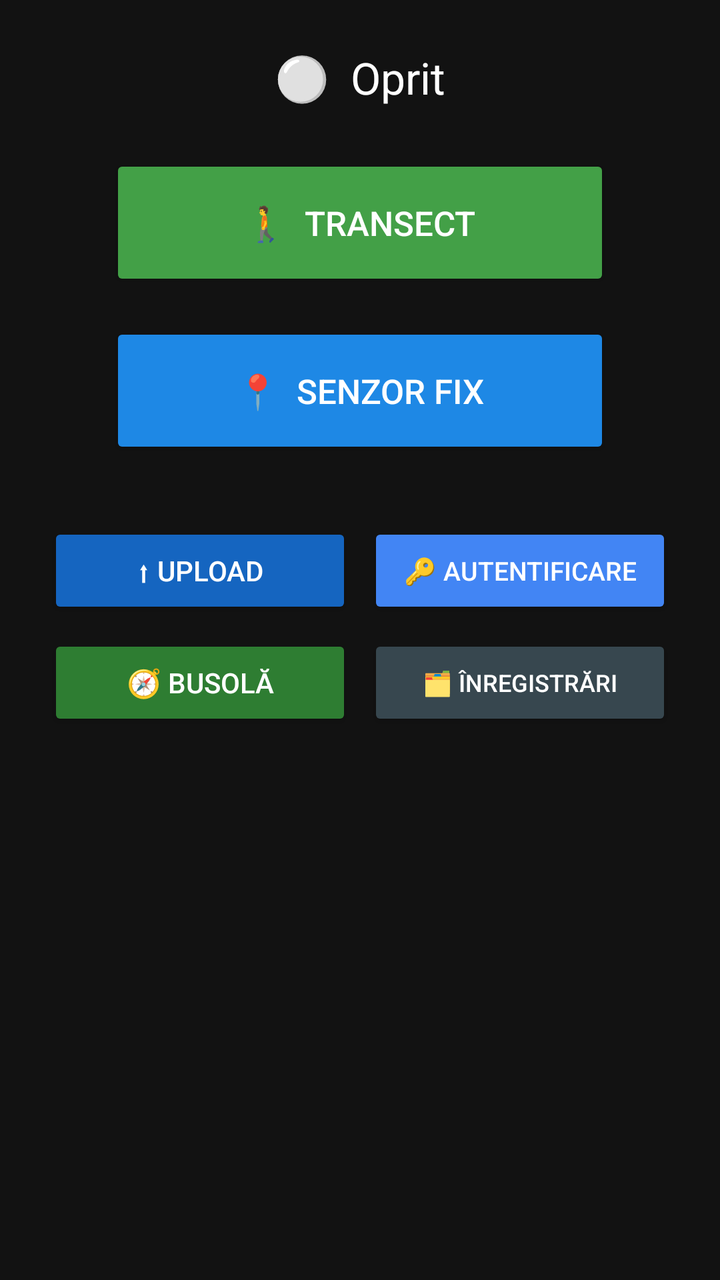
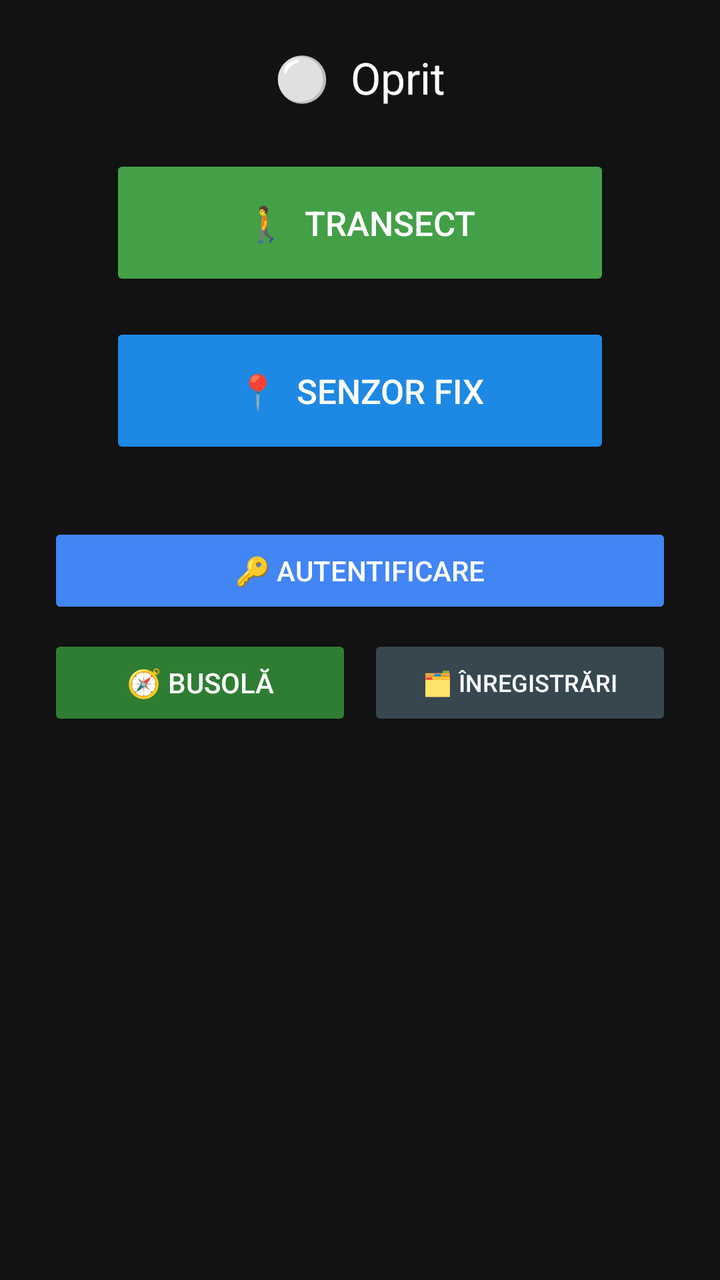

Screens rendered from an Android XML layout before and after an edit, with the pre-edit source and the edit as a unified diff.
<!-- AndroidManifest.xml: application theme Theme.AppCompat.DayNight.NoActionBar -->
<!-- res/layout/activity_main.xml -->
<?xml version="1.0" encoding="utf-8"?>
<LinearLayout xmlns:android="http://schemas.android.com/apk/res/android"
    android:layout_width="match_parent"
    android:layout_height="match_parent"
    android:orientation="vertical"
    android:gravity="center_horizontal"
    android:padding="24dp"
    android:background="#121212">

    <TextView
        android:id="@+id/tvStatus"
        android:layout_width="wrap_content"
        android:layout_height="wrap_content"
        android:text="⚪  Oprit"
        android:textSize="22sp"
        android:textColor="#FFFFFF"
        android:layout_marginBottom="24dp"/>

    
    <Button
        android:id="@+id/btnStartStop"
        android:layout_width="160dp"
        android:layout_height="160dp"
        android:text="⏹  STOP"
        android:textSize="18sp"
        android:textColor="#FFFFFF"
        android:visibility="gone"
        android:layout_marginBottom="16dp"/>

    
    <Button
        android:id="@+id/btnTrackMap"
        android:layout_width="250dp"
        android:layout_height="52dp"
        android:text="🗺  TRASEU PE HARTĂ"
        android:textSize="15sp"
        android:textColor="#FFFFFF"
        android:backgroundTint="#00695C"
        android:visibility="gone"
        android:layout_marginBottom="32dp"/>

    
    <LinearLayout
        android:id="@+id/startButtonsRow"
        android:layout_width="wrap_content"
        android:layout_height="wrap_content"
        android:orientation="vertical"
        android:gravity="center"
        android:layout_marginBottom="32dp">

        <Button
            android:id="@+id/btnTransect"
            android:layout_width="250dp"
            android:layout_height="68dp"
            android:text="🚶  TRANSECT"
            android:textSize="17sp"
            android:textColor="#FFFFFF"
            android:backgroundTint="#43A047"
            android:layout_marginBottom="16dp"/>

        <Button
            android:id="@+id/btnFixedSensor"
            android:layout_width="250dp"
            android:layout_height="68dp"
            android:text="📍  SENZOR FIX"
            android:textSize="17sp"
            android:textColor="#FFFFFF"
            android:backgroundTint="#1E88E5"/>
    </LinearLayout>

    <LinearLayout
        android:layout_width="match_parent"
        android:layout_height="wrap_content"
        android:orientation="horizontal"
        android:gravity="center"
        android:layout_marginBottom="8dp">

        <Button
            android:id="@+id/btnUpload"
            android:layout_width="0dp"
            android:layout_height="48dp"
            android:layout_weight="1"
            android:text="⬆ UPLOAD"
            android:textSize="14sp"
            android:textColor="#FFFFFF"
            android:backgroundTint="#1565C0"
            android:layout_marginEnd="8dp"/>

        <Button
            android:id="@+id/btnAuth"
            android:layout_width="0dp"
            android:layout_height="48dp"
            android:layout_weight="1"
            android:text="🔑 AUTENTIFICARE"
            android:textSize="13sp"
            android:textColor="#FFFFFF"
            android:backgroundTint="#4285F4"/>

    </LinearLayout>

    <LinearLayout
        android:layout_width="match_parent"
        android:layout_height="wrap_content"
        android:orientation="horizontal"
        android:gravity="center"
        android:layout_marginBottom="12dp">

        <Button
            android:id="@+id/btnCompass"
            android:layout_width="0dp"
            android:layout_height="48dp"
            android:layout_weight="1"
            android:text="🧭 BUSOLĂ"
            android:textSize="14sp"
            android:textColor="#FFFFFF"
            android:backgroundTint="#2E7D32"
            android:layout_marginEnd="8dp"/>

        <Button
            android:id="@+id/btnRecordings"
            android:layout_width="0dp"
            android:layout_height="48dp"
            android:layout_weight="1"
            android:text="🗂 ÎNREGISTRĂRI"
            android:textSize="12sp"
            android:textColor="#FFFFFF"
            android:backgroundTint="#37474F"/>

    </LinearLayout>

    <TextView
        android:id="@+id/tvUploadStatus"
        android:layout_width="match_parent"
        android:layout_height="wrap_content"
        android:text=""
        android:textSize="12sp"
        android:textColor="#90CAF9"
        android:gravity="center"
        android:lineSpacingExtra="3dp"
        android:layout_marginBottom="16dp"/>

    <TextView
        android:id="@+id/tvPath"
        android:layout_width="match_parent"
        android:layout_height="wrap_content"
        android:text=""
        android:textSize="10sp"
        android:textColor="#555555"
        android:gravity="center"
        android:lineSpacingExtra="3dp"/>

</LinearLayout>
<!-- resources referenced by this layout -->
<resources>

</resources>

<!-- the commit's change to res/layout/activity_main.xml (unified diff, before → after) -->
@@ -76,23 +76,12 @@
         android:layout_marginBottom="8dp">
 
         <Button
-            android:id="@+id/btnUpload"
-            android:layout_width="0dp"
-            android:layout_height="48dp"
-            android:layout_weight="1"
-            android:text="⬆ UPLOAD"
-            android:textSize="14sp"
-            android:textColor="#FFFFFF"
-            android:backgroundTint="#1565C0"
-            android:layout_marginEnd="8dp"/>
-
-        <Button
             android:id="@+id/btnAuth"
             android:layout_width="0dp"
             android:layout_height="48dp"
             android:layout_weight="1"
             android:text="🔑 AUTENTIFICARE"
-            android:textSize="13sp"
+            android:textSize="14sp"
             android:textColor="#FFFFFF"
             android:backgroundTint="#4285F4"/>
 
